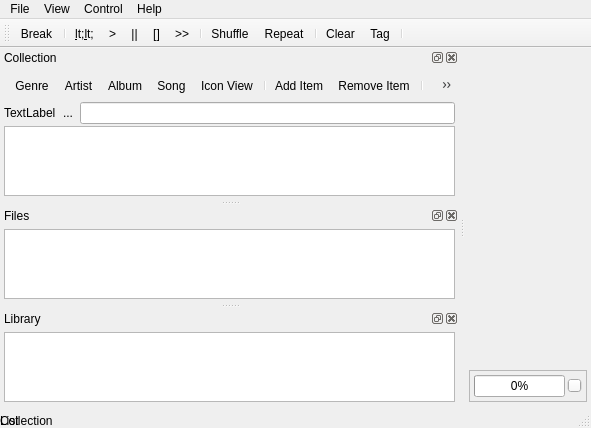
This is src/cuberok.ui in DrMoriarty/cuberok as Qt 5 draws it before an edit. The edited form follows.
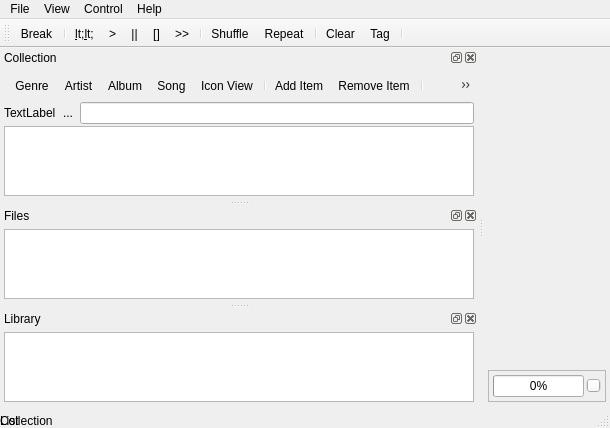
This is the edited form. Icons and pictures are not drawn. Custom widgets are drawn as their Qt base class.

The edit to the form file:
```diff
--- a/src/cuberok.ui
+++ b/src/cuberok.ui
@@ -5,8 +5,8 @@
    <rect>
     <x>0</x>
     <y>0</y>
-    <width>591</width>
-    <height>306</height>
+    <width>610</width>
+    <height>378</height>
    </rect>
   </property>
   <property name="windowTitle" >
@@ -168,6 +168,7 @@
        <addaction name="actionRemoveFromCollection" />
        <addaction name="separator" />
        <addaction name="actionSetImage" />
+       <addaction name="actionGetImageFromLastFM" />
       </widget>
      </item>
      <item>
@@ -388,7 +389,7 @@
     <rect>
      <x>0</x>
      <y>0</y>
-     <width>591</width>
+     <width>610</width>
      <height>19</height>
     </rect>
    </property>
@@ -1014,6 +1015,14 @@
     <string>Open Url</string>
    </property>
   </action>
+  <action name="actionGetImageFromLastFM" >
+   <property name="icon" >
+    <iconset resource="resource.qrc" >:/icons/col_art.png</iconset>
+   </property>
+   <property name="text" >
+    <string>Load image from Last.FM</string>
+   </property>
+  </action>
  </widget>
  <customwidgets>
   <customwidget>
```
Left out of the diff: 19 changed lines with no effect on the pictures.
